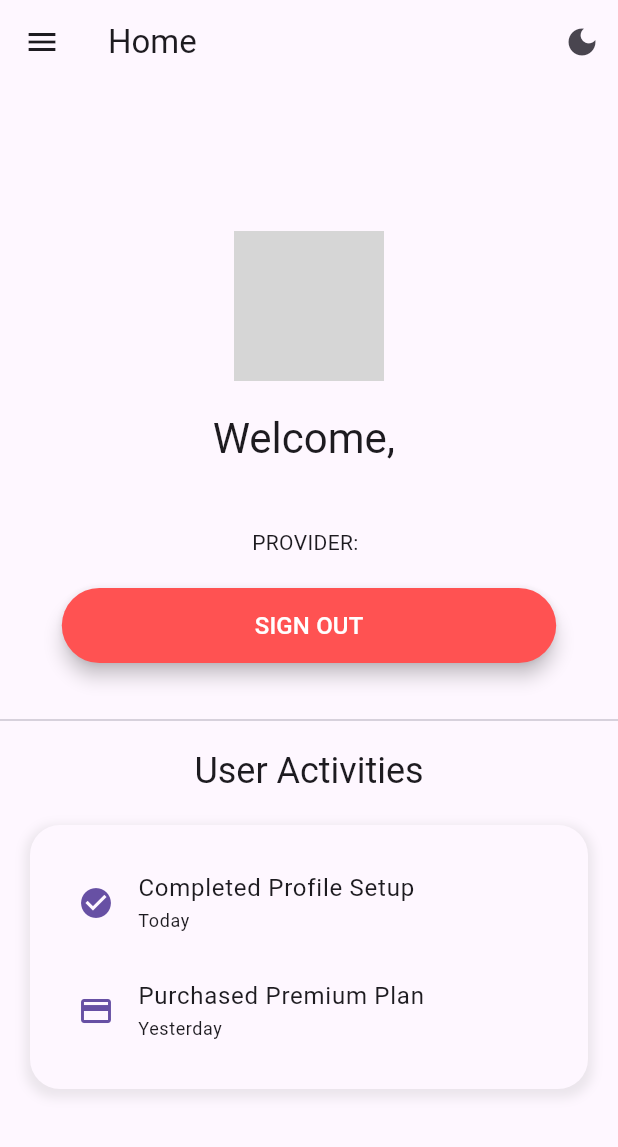
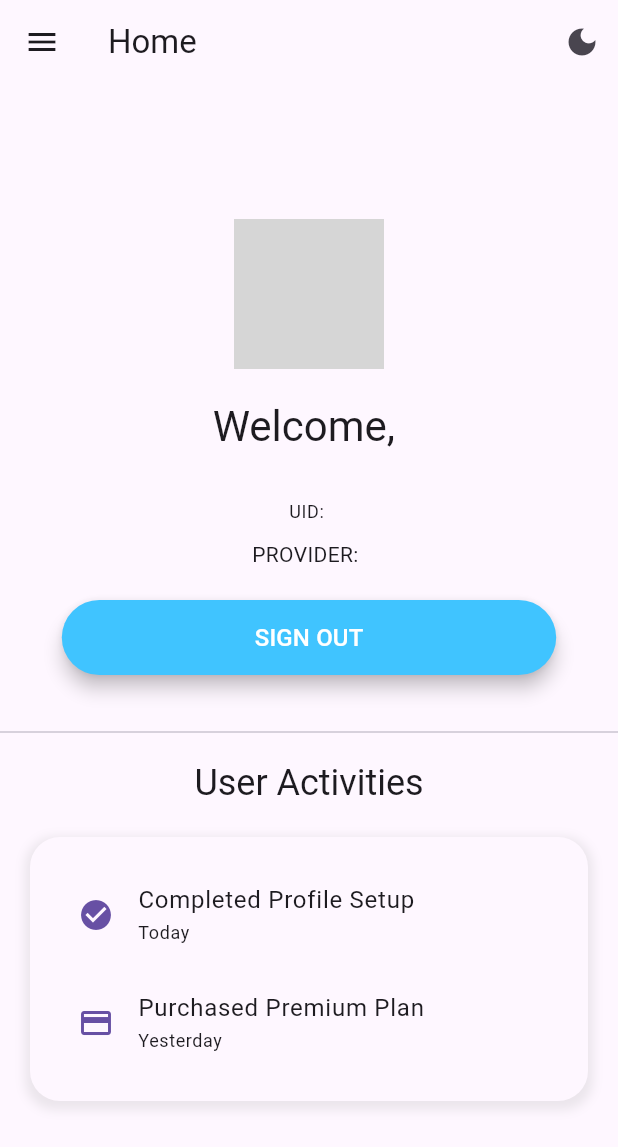
Before and after one commit to aadarshk7/Login-App_Google_Facebook_Twitter_Login, a Flutter app: the HomeScreen screen opened directly, on a phone screen of 412 x 824 dp. Shown: the top 1147 px of the screen. Run offline on Flutter 3.47's test engine with Material 3 defaults, Android fonts, the phone set to English and light mode, and no system bars; our stand-ins replace cloud_firestore, connectivity_plus, firebase_auth, firebase_core, font_awesome_flutter, google_sign_in and 1 more; missing offline and left inert: flutter_facebook_auth, flutter_facebook_auth_platform_interface, twitter_login; accounts and stored records are empty; network calls fail; grey boxes are pictures that could not be loaded.

Commit message:
Login_App

```diff
--- a/lib/screens/home_screen.dart
+++ b/lib/screens/home_screen.dart
@@ -111,10 +111,10 @@ class _HomeScreenState extends State<HomeScreen> {
                 style: Theme.of(context).textTheme.bodyMedium,
               ),
               // const SizedBox(height: 10),
-              // Text(
-              //   sp.uid ?? "",
-              //   style: Theme.of(context).textTheme.bodySmall,
-              // ),
+              Text(
+                "UID: ${sp.uid}",
+                style: Theme.of(context).textTheme.bodySmall,
+              ),
               const SizedBox(height: 10),
               Row(
                 crossAxisAlignment: CrossAxisAlignment.center,
@@ -133,7 +133,7 @@ class _HomeScreenState extends State<HomeScreen> {
               ElevatedButton(
                 style: ElevatedButton.styleFrom(
                   foregroundColor: Colors.white,
-                  backgroundColor: Colors.redAccent,
+                  backgroundColor: Colors.lightBlueAccent,
                   shape: RoundedRectangleBorder(
                     borderRadius: BorderRadius.circular(25),
                   ),
```
Also changed, not shown: 3 other files.
